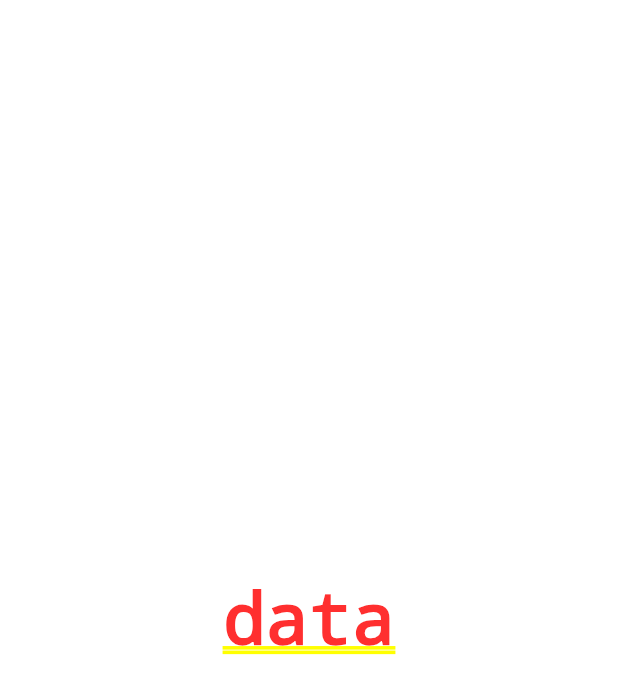
After one commit to tito06/inventorywebapp, a Flutter app: the screen it shows after launch, in the side drawer, after a tap on "Product List", on a phone screen of 412 x 824 dp. The commit adds this screen. Shown: the top 694 px of the screen. Run offline on Flutter 3.47's test engine with Material 3 defaults, Android fonts, the light colour scheme and no system bars; our stand-ins replace go_router.

Commit message:
go rotuer added for smooth routing

```diff
--- a/lib/main.dart
+++ b/lib/main.dart
@@ -1,4 +1,6 @@
 import 'package:flutter/material.dart';
+import 'package:manage_inventory/routes/approutes.dart';
+import 'package:manage_inventory/screens/dashboard.dart';
 import 'package:manage_inventory/screens/login.dart';
 
 void main() {
@@ -11,13 +13,9 @@ class MyApp extends StatelessWidget {
   // This widget is the root of your application.
   @override
   Widget build(BuildContext context) {
-    return MaterialApp(
-      title: 'Flutter Demo',
-      theme: ThemeData(
-        colorScheme: ColorScheme.fromSeed(seedColor: Colors.deepPurple),
-        useMaterial3: true,
-      ),
-      home: const LoginPage(),
+    return MaterialApp.router(
+      routerConfig: appRoutes,
+      debugShowCheckedModeBanner: false,
     );
   }
 }
--- /dev/null
+++ b/lib/routes/approutes.dart
@@ -0,0 +1,15 @@
+import 'package:flutter/material.dart';
+import 'package:go_router/go_router.dart';
+import 'package:manage_inventory/screens/dashboard.dart';
+import 'package:manage_inventory/screens/product_list.dart';
+
+final GoRouter appRoutes = GoRouter(routes: [
+  GoRoute(
+      path: '/',
+      pageBuilder: (context, State) =>
+          const NoTransitionPage(child: const Dashboard())),
+  GoRoute(
+      path: '/product_list',
+      pageBuilder: (context, State) =>
+          const NoTransitionPage(child: ProductList())),
+]);
--- a/lib/screens/dashboard.dart
+++ b/lib/screens/dashboard.dart
@@ -1,4 +1,7 @@
 import 'package:flutter/material.dart';
+import 'package:go_router/go_router.dart';
+import 'package:manage_inventory/routes/approutes.dart';
+import 'package:manage_inventory/screens/product_list.dart';
 
 class Dashboard extends StatefulWidget {
   const Dashboard({super.key});
@@ -27,10 +30,39 @@ class _DashboardState extends State<Dashboard> {
               ),
             ),
             ListTile(
+              title: const Text("Product List"),
+              onTap: () {
+                context.go('/product_list');
+              },
+            ),
+            ListTile(
+              title: const Text("Sales Record"),
+              onTap: () {
+                Navigator.pop(context);
+              },
+            ),
+            ListTile(
               title: const Text("Add Products"),
               onTap: () {},
             ),
-
+            ListTile(
+              title: const Text("Manage Documents"),
+              onTap: () {
+                Navigator.pop(context);
+              },
+            ),
+            ListTile(
+              title: const Text("Upload Documents"),
+              onTap: () {
+                Navigator.pop(context);
+              },
+            ),
+            ListTile(
+              title: const Text("POS"),
+              onTap: () {
+                Navigator.pop(context);
+              },
+            ),
             ListTile(
               title: const Text("Settings"),
               onTap: () {
@@ -55,8 +87,6 @@ class _DashboardState extends State<Dashboard> {
   }
 
   Widget graph() {
-    return Container(
-      child: Text("data"),
-    );
+    return Container();
   }
 }
--- /dev/null
+++ b/lib/screens/product_list.dart
@@ -0,0 +1,19 @@
+import 'package:flutter/material.dart';
+
+class ProductList extends StatefulWidget {
+  const ProductList({super.key});
+
+  @override
+  State<ProductList> createState() => _ProductListState();
+}
+
+class _ProductListState extends State<ProductList> {
+  @override
+  Widget build(BuildContext context) {
+    return const Column(
+      mainAxisAlignment: MainAxisAlignment.center,
+      crossAxisAlignment: CrossAxisAlignment.center,
+      children: [Text("data")],
+    );
+  }
+}
--- a/pubspec.yaml
+++ b/pubspec.yaml
@@ -35,6 +35,7 @@ dependencies:
   # The following adds the Cupertino Icons font to your application.
   # Use with the CupertinoIcons class for iOS style icons.
   cupertino_icons: ^1.0.8
+  go_router: ^14.7.2
 
 dev_dependencies:
   flutter_test:
```
Also changed, not shown: lib/screens/AddProduct.dart (added), pubspec.lock.
